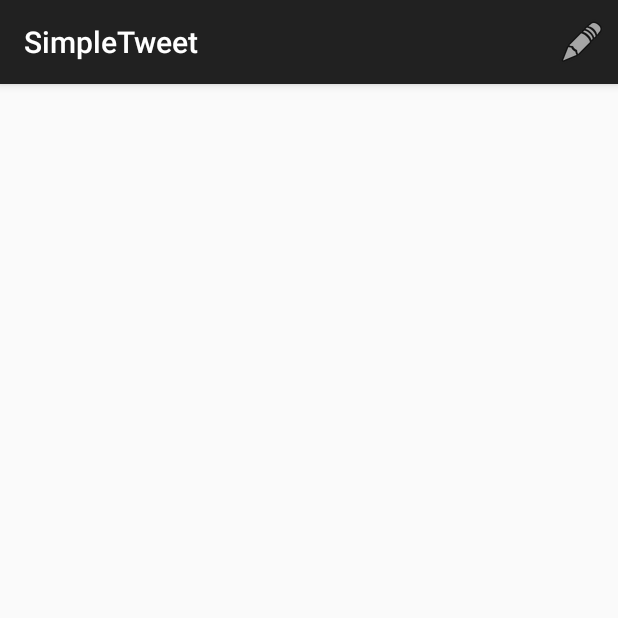
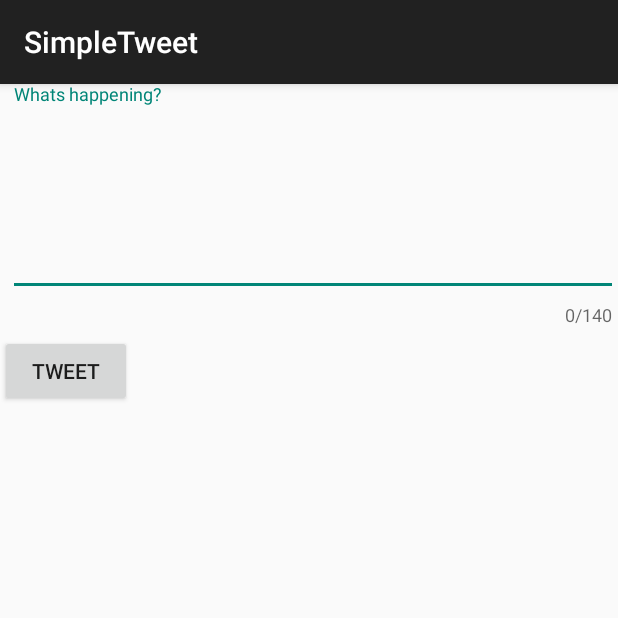
Before and after one commit to cness002/SimpleTweet, an Android app: the TimelineActivity screen opened directly, with no data from a screen before it, after a tap on "Compose", on a phone screen of 412 x 824 dp, the top half of it. Run offline under Robolectric (Android 15) with nearby library versions, the phone set to English and light mode, and no system bars; our stand-ins replace Room's generated code; libraries missing offline, so code that uses them is left out: com.codepath.asynchttpclient, com.facebook.stetho, com.github.scribejava.apis, org.parceler; pictures from the network do not load; 2 statements that could not run were skipped.

Commit message:
11:48 3/5/22

```diff
--- a/app/build.gradle
+++ b/app/build.gradle
@@ -56,4 +56,9 @@ dependencies {
     annotationProcessor "androidx.room:room-compiler:$room_version"
     implementation 'com.facebook.stetho:stetho:1.5.1'
     implementation 'androidx.swiperefreshlayout:swiperefreshlayout:1.1.0'
+
+    implementation 'org.parceler:parceler-api:1.1.12'
+    annotationProcessor 'org.parceler:parceler:1.1.12'
+
+    implementation 'com.google.android.material:material:1.1.0'
 }
--- a/app/src/main/AndroidManifest.xml
+++ b/app/src/main/AndroidManifest.xml
@@ -13,6 +13,9 @@
         android:icon="@drawable/ic_launcher"
         android:label="@string/app_name"
         android:theme="@style/AppTheme">
+        <activity
+            android:name=".ComposeActivity"
+            android:exported="false" />
         <activity
             android:name=".TimelineActivity"
             android:exported="false" />
--- /dev/null
+++ b/app/src/main/java/com/codepath/apps/restclienttemplate/ComposeActivity.java
@@ -0,0 +1,85 @@
+package com.codepath.apps.restclienttemplate;
+
+import androidx.appcompat.app.AppCompatActivity;
+
+import android.content.Intent;
+import android.os.Bundle;
+import android.os.Parcelable;
+import android.text.Editable;
+import android.text.TextWatcher;
+import android.util.Log;
+import android.view.View;
+import android.widget.Button;
+import android.widget.EditText;
+import android.widget.LinearLayout;
+import android.widget.TextView;
+import android.widget.Toast;
+
+import com.codepath.apps.restclienttemplate.models.Tweet;
+import com.codepath.asynchttpclient.callback.JsonHttpResponseHandler;
+import com.google.android.material.textfield.TextInputLayout;
+
+import org.json.JSONException;
+import org.parceler.Parcels;
+
+import okhttp3.Headers;
+
+public class ComposeActivity extends AppCompatActivity {
+
+    public static final String TAG = "ComposeActivity";
+    public static final int MAX_TWEET_LENGTH = 140;
+
+    EditText etCompose;
+    Button btnTweet;
+
+    TwitterClient client;
+
+    @Override
+    protected void onCreate(Bundle savedInstanceState) {
+        super.onCreate(savedInstanceState);
+        setContentView(R.layout.activity_compose);
+
+        client = TwitterApp.getRestClient(this);
+
+        etCompose = findViewById(R.id.etCompose);
+        btnTweet = findViewById(R.id.btnTweet);
+        //etValue = findViewById(R.id.etValue);
+
+        // Set a click listener
+        btnTweet.setOnClickListener(new View.OnClickListener() {
+            @Override
+            public void onClick(View view) {
+                String tweetContent = etCompose.getText().toString();
+                if (tweetContent.isEmpty()){
+                    Toast.makeText(ComposeActivity.this, "Sorry, your tweet can not be empty", Toast.LENGTH_LONG).show();
+                }
+                if (tweetContent.length() > MAX_TWEET_LENGTH){
+                    Toast.makeText(ComposeActivity.this, "Sorry, your tweet is too long", Toast.LENGTH_LONG).show();
+                }
+                Toast.makeText(ComposeActivity.this, tweetContent, Toast.LENGTH_LONG).show();
+                // Make an API call to publish tweet
+                client.publishTweet(tweetContent, new JsonHttpResponseHandler() {
+                    @Override
+                    public void onSuccess(int statusCode, Headers headers, JSON json) {
+                        Log.i(TAG, "onSucccess to publish tweet");
+                        try {
+                            Tweet tweet = Tweet.fromJson(json.jsonObject);
+                            Log.i(TAG, "Published tweet says" + tweet.body);
+                            Intent intent = new Intent();
+                            intent.putExtra("Tweet", Parcels.wrap(tweet));
+                            setResult(RESULT_OK, intent);
+                            finish();
+                        } catch (JSONException e) {
+                            e.printStackTrace();
+                        }
+                    }
+
+                    @Override
+                    public void onFailure(int statusCode, Headers headers, String response, Throwable throwable) {
+                        Log.e(TAG, "onFailure to publish tweet", throwable);
+                    }
+                });
+            }
+        });
+    }
+}
--- a/app/src/main/java/com/codepath/apps/restclienttemplate/TimelineActivity.java
+++ b/app/src/main/java/com/codepath/apps/restclienttemplate/TimelineActivity.java
@@ -1,11 +1,13 @@
 package com.codepath.apps.restclienttemplate;
 
 import androidx.annotation.NonNull;
+import androidx.annotation.Nullable;
 import androidx.appcompat.app.AppCompatActivity;
 import androidx.recyclerview.widget.LinearLayoutManager;
 import androidx.recyclerview.widget.RecyclerView;
 import androidx.swiperefreshlayout.widget.SwipeRefreshLayout;
 
+import android.content.Intent;
 import android.os.Bundle;
 import android.util.Log;
 import android.view.Menu;
@@ -18,6 +20,7 @@ import com.github.scribejava.apis.TwitterApi;
 
 import org.json.JSONArray;
 import org.json.JSONException;
+import org.parceler.Parcels;
 
 import java.util.ArrayList;
 import java.util.List;
@@ -27,6 +30,7 @@ import okhttp3.Headers;
 public class TimelineActivity extends AppCompatActivity {
 
     public static final String TAG = "TimelineActivity";
+    private final int REQUEST_CODE = 20;
 
     TwitterClient client;
     RecyclerView rvTweets;
@@ -75,10 +79,27 @@ public class TimelineActivity extends AppCompatActivity {
     @Override
     public boolean onOptionsItemSelected(@NonNull MenuItem item) {
         if (item.getItemId() == R.id.compose) {
-            Toast.makeText(this, "Compose!", Toast.LENGTH_SHORT).show();
+            Intent intent = new Intent(this, ComposeActivity.class);
+            startActivityForResult(intent, REQUEST_CODE);
             return true;
         }
         return super.onOptionsItemSelected(item);
+    }
+
+    @Override
+    protected void onActivityResult(int requestCode, int resultCode, @Nullable Intent data) {
+        if (requestCode == REQUEST_CODE && resultCode == RESULT_OK){
+            // Get data from the intent (tweet)
+            Tweet tweet = Parcels.unwrap(data.getParcelableExtra("tweet"));
+            // Update the RV with the tweet
+            // Modify data source of tweet
+            tweets.add(0, tweet);
+            // Update the adapter
+            adapter.notifyItemInserted(0);
+            rvTweets.smoothScrollToPosition(0);
+
+        }
+        super.onActivityResult(requestCode, resultCode, data);
     }
 
     private void populateHomeTimeline() {
--- a/app/src/main/java/com/codepath/apps/restclienttemplate/models/Tweet.java
+++ b/app/src/main/java/com/codepath/apps/restclienttemplate/models/Tweet.java
@@ -5,16 +5,21 @@ import com.codepath.apps.restclienttemplate.TimeFormatter;
 import org.json.JSONArray;
 import org.json.JSONException;
 import org.json.JSONObject;
+import org.parceler.Parcel;
 
 import java.util.ArrayList;
 import java.util.List;
 
+@Parcel
 public class Tweet {
 
     public String body;
     public String createdAt;
     public User user;
     public String time;
+
+    // Empty constructor needed by the Parceler library
+    public Tweet() {}
 
     public static Tweet fromJson(JSONObject jsonObject) throws JSONException {
         Tweet tweet = new Tweet();
--- a/app/src/main/java/com/codepath/apps/restclienttemplate/models/User.java
+++ b/app/src/main/java/com/codepath/apps/restclienttemplate/models/User.java
@@ -2,12 +2,17 @@ package com.codepath.apps.restclienttemplate.models;
 
 import org.json.JSONException;
 import org.json.JSONObject;
+import org.parceler.Parcel;
 
+@Parcel
 public class User {
 
     public String name;
     public String screenName;
     public String profileImageUrl;
+
+    // Empty constructor needed by the Parceler library
+    public User() {}
 
     public static User fromJson(JSONObject jsonObject) throws JSONException {
         User user = new User();
--- /dev/null
+++ b/app/src/main/res/layout/activity_compose.xml
@@ -0,0 +1,37 @@
+<?xml version="1.0" encoding="utf-8"?>
+ <com.google.android.material.textfield.TextInputLayout
+    xmlns:android="http://schemas.android.com/apk/res/android"
+    xmlns:app="http://schemas.android.com/apk/res-auto"
+    xmlns:tools="http://schemas.android.com/tools"
+    android:layout_width="match_parent"
+    android:layout_height="match_parent"
+    tools:context=".ComposeActivity"
+    app:counterEnabled="true"
+    app:counterMaxLength="140">
+
+    <EditText
+        android:id="@+id/etCompose"
+        android:layout_width="match_parent"
+        android:layout_height="wrap_content"
+        android:layout_alignParentStart="true"
+        android:layout_alignParentTop="true"
+        android:layout_marginStart="5dp"
+        android:layout_marginTop="5dp"
+        android:ems="10"
+        android:gravity="start|top"
+        android:hint="@string/whats_happening"
+        android:inputType="textMultiLine"
+        android:minLines="5"
+        android:textColorHint="#546E7A" />
+
+    <Button
+        android:id="@+id/btnTweet"
+        android:layout_width="wrap_content"
+        android:layout_height="wrap_content"
+        android:layout_below="@+id/etCompose"
+        android:layout_alignParentEnd="true"
+        android:layout_marginTop="5dp"
+        android:layout_marginEnd="5dp"
+        android:text="@string/tweet" />
+
+</com.google.android.material.textfield.TextInputLayout>
--- a/app/src/main/res/layout/activity_timeline.xml
+++ b/app/src/main/res/layout/activity_timeline.xml
@@ -1,9 +1,9 @@
 <?xml version="1.0" encoding="utf-8"?>
-<RelativeLayout
-    xmlns:android="http://schemas.android.com/apk/res/android"
+<RelativeLayout xmlns:android="http://schemas.android.com/apk/res/android"
     xmlns:tools="http://schemas.android.com/tools"
     android:layout_width="match_parent"
     android:layout_height="match_parent"
+    xmlns:app="http://schemas.android.com/apk/res-auto"
     tools:context=".TimelineActivity">
 
     <androidx.swiperefreshlayout.widget.SwipeRefreshLayout
@@ -19,4 +19,5 @@
             android:layout_marginTop="0dp" />
 
     </androidx.swiperefreshlayout.widget.SwipeRefreshLayout>
+
 </RelativeLayout>
--- /dev/null
+++ b/app/src/main/res/values/refs.xml
@@ -0,0 +1,6 @@
+<?xml version="1.0" encoding="utf-8"?>
+<resources>
+    <drawable name="button_focused_orange" />
+    <drawable name="button_pressed_yellow" />
+    <drawable name="button_normal_green" />
+</resources>
--- a/app/src/main/res/values/strings.xml
+++ b/app/src/main/res/values/strings.xml
@@ -5,5 +5,7 @@
     <string name="login_label">Log in</string>
     <string name="intent_scheme">oauth</string>
     <string name="intent_host">cprest</string>
+    <string name="tweet">Tweet</string>
+    <string name="whats_happening">Whats happening?</string>
 
 </resources>
```
Also changed, not shown: app/src/main/java/com/codepath/apps/restclienttemplate/TwitterClient.java (+8 -0 lines), app/src/main/res/drawable/ic_done.xml (added, +8 -0 lines).
